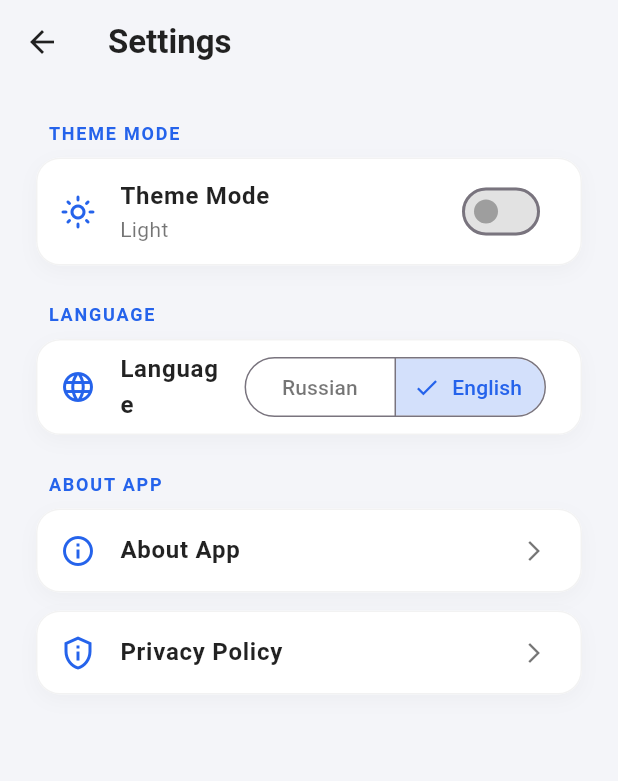
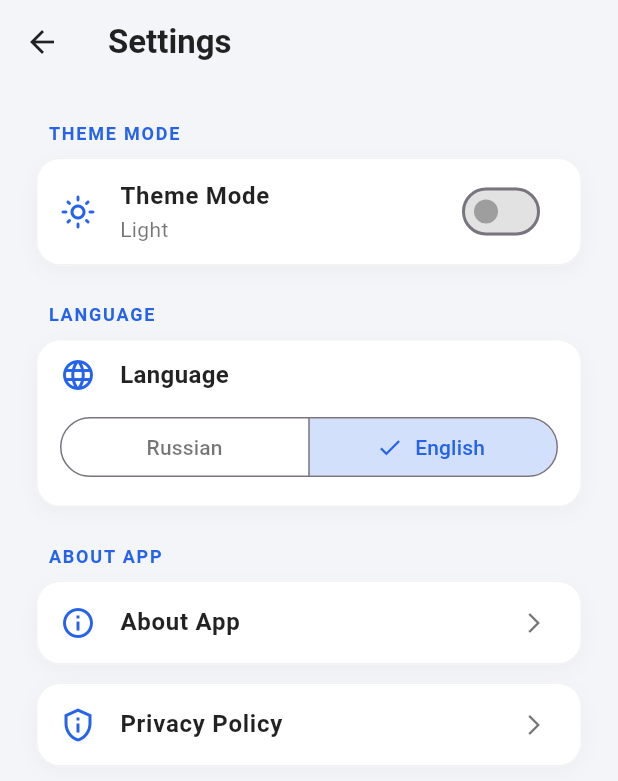
Before and after one commit to abdukarimov-tech/vpn_service, a Flutter app: the SettingsScreen screen opened directly, after a tap on "Тема оформления", after a tap on "English", on a phone screen of 412 x 824 dp. Shown: the top 781 px of the screen. Run offline on Flutter 3.47's test engine with Material 3 defaults, Android fonts, the phone set to English and light mode, and no system bars; our stand-ins replace device_info_plus, google_mobile_ads, plugin_platform_interface, shared_preferences; missing offline and left inert: flutter_v2ray; accounts and stored records are empty; network calls fail; statements that could not run were skipped.

Commit message:
fix(android): adaptive icon для Pixel и сборка Play Console
- flutter_launcher_icons: foreground + фон #0B1528, inset 16% (safe zone)
- mipmap-anydpi-v26/ic_launcher.xml и drawable/ic_launcher_foreground
- settings: язык интерфейса — колонка вместо ListTile+trailing
- тестовые AdMob ID для проверки в Play Console (build 6)

Co-authored-by: Cursor <cursoragent@cursor.com>

```diff
--- a/client/lib/screens/settings_screen.dart
+++ b/client/lib/screens/settings_screen.dart
@@ -127,16 +127,29 @@ class SettingsScreen extends StatelessWidget {
             [
               _buildSettingsCard(
                 isDark: isDark,
-                child: ListTile(
-                  leading: Icon(Icons.language_outlined, color: accentColor),
-                  title: Text(
+                child: Padding(
+                  padding: const EdgeInsets.fromLTRB(16, 12, 16, 16),
+                  child: Column(
+                    crossAxisAlignment: CrossAxisAlignment.stretch,
+                    children: [
+                      Row(
+                        children: [
+                          Icon(Icons.language_outlined, color: accentColor),
+                          const SizedBox(width: 16),
+                          Expanded(
+                            child: Text(
                               settings.translate('language'),
                               style: TextStyle(
                                 color: isDark ? Colors.white : Colors.black87,
                                 fontWeight: FontWeight.w600,
+                                fontSize: 16,
                               ),
                             ),
-                  trailing: SegmentedButton<String>(
+                          ),
+                        ],
+                      ),
+                      const SizedBox(height: 12),
+                      SegmentedButton<String>(
                         style: SegmentedButton.styleFrom(
                           selectedBackgroundColor: accentColor.withValues(alpha: 0.2),
                           selectedForegroundColor: accentColor,
@@ -156,6 +169,8 @@ class SettingsScreen extends StatelessWidget {
                         onSelectionChanged: (Set<String> newSelection) {
                           settings.setLanguage(newSelection.first);
                         },
+                      ),
+                    ],
                   ),
                 ),
               ),
--- a/client/lib/services/ad_service.dart
+++ b/client/lib/services/ad_service.dart
@@ -13,7 +13,7 @@ class AdService {
 
   bool _initialized = false;
   bool useMockAds = false; // Set to true to use the fake countdown dialog instead of AdMob
-  bool useTestAds = false; // Production: serve real rewarded ads. Registered test devices (_testDeviceIds) still get test ads.
+  bool useTestAds = true; // Test build: Google sample rewarded ad units (safe for Play review / internal testing).
 
   // Devices registered here receive TEST ads even with production ad unit IDs
   // (safe to click, no policy risk). Add device IDs from logcat:
--- a/client/pubspec.yaml
+++ b/client/pubspec.yaml
@@ -16,7 +16,7 @@ publish_to: 'none' # Remove this line if you wish to publish to pub.dev
 # https://developer.apple.com/library/archive/documentation/General/Reference/InfoPlistKeyReference/Articles/CoreFoundationKeys.html
 # In Windows, build-name is used as the major, minor, and patch parts
 # of the product and file versions while build-number is used as the build suffix.
-version: 1.0.0+3
+version: 1.0.0+6
 
 environment:
   sdk: ^3.12.2
@@ -100,3 +100,7 @@ flutter_launcher_icons:
   android: true
   ios: true
   image_path: "assets/icon.png"
+  # Adaptive icon for Android 8+ (Pixel, etc.): foreground + solid background
+  # instead of legacy square PNG on a white circle.
+  adaptive_icon_background: "#0B1528"
+  adaptive_icon_foreground: "assets/icon.png"
```
Also changed, not shown: 8 other files. Lines whose indentation alone changed are shown as unchanged.
